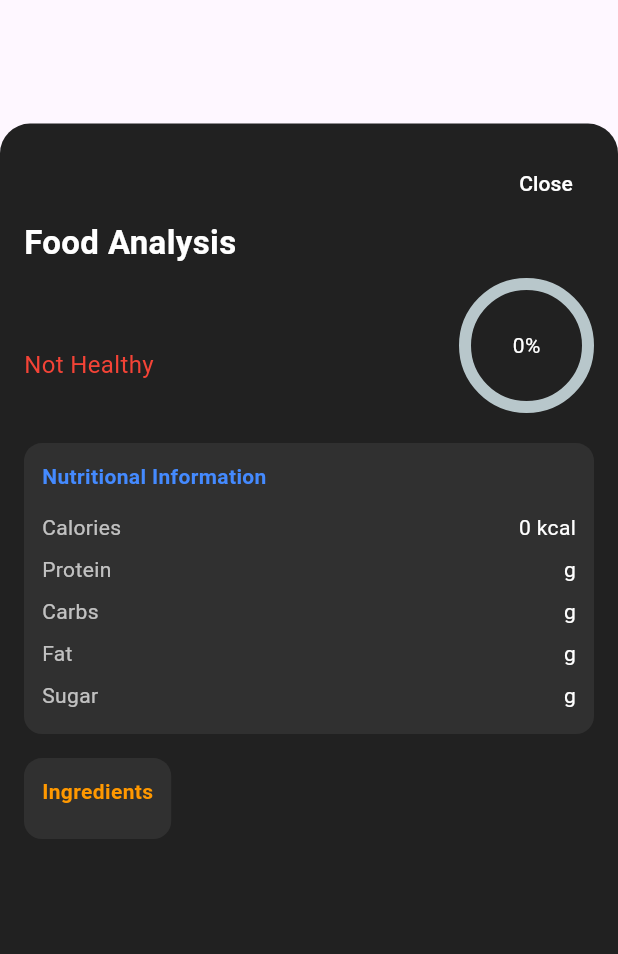
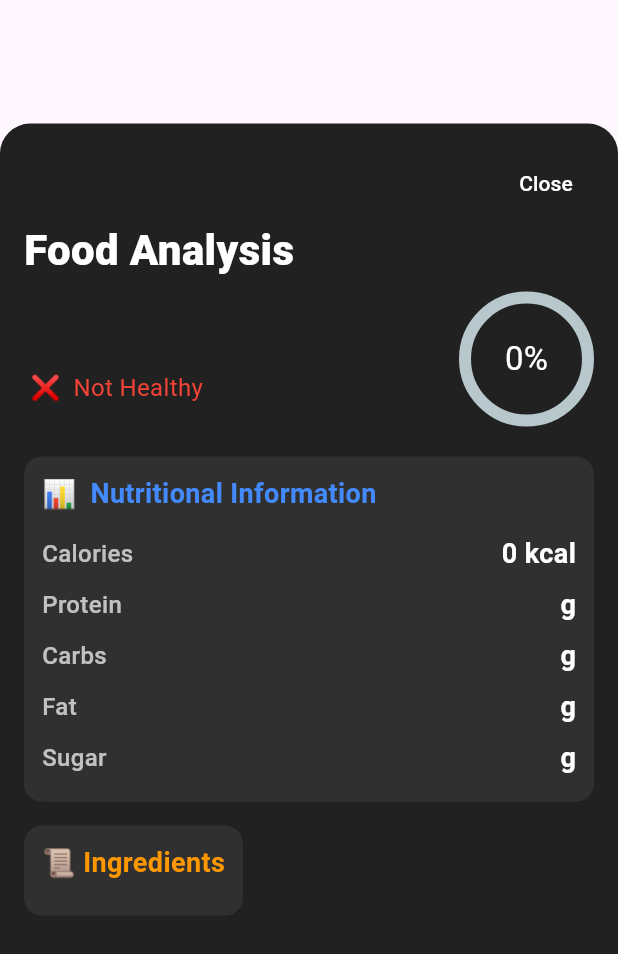
Before and after one commit to seifyaser/foodAnalysis, a Flutter app: what bottomSheetDetails() shows on an empty page, opened directly with empty values, on a phone screen of 412 x 824 dp. Shown: the top 954 px of the screen. Run offline on Flutter 3.47's test engine with Material 3 defaults, Android fonts, the phone set to English and light mode, and no system bars; drawn by our look-alikes of percent_indicator; our stand-ins replace bloc, dio, flutter_bloc, image_picker.

Commit message:
UI changes

```diff
--- a/lib/cubit/cubit/linking_ai_cuibit_cubit.dart
+++ b/lib/cubit/cubit/linking_ai_cuibit_cubit.dart
@@ -56,7 +56,9 @@ Respond ONLY with a valid JSON object (no extra text, no explanation). The objec
   "is_healthy": boolean    // true if the dish is generally considered healthy, false otherwise
 }
 For ingredients, provide only the names of the items (e.g. "olive oil", "onion") without quantities or measurements.
-If unsure, return your best guess.
+If unsure, return your best guess with no approximations.
+Give priority to Egyptian food when determining the name of the dish.
+If the name is big and has a lot of text, respond with the short name in the "name" field.
 If you see image not realted to food, respond with "not food" in the "name" field.
 Do NOT add any text before or after the JSON.
   ''');
--- a/lib/widgets/NutritionDataColumn.dart
+++ b/lib/widgets/NutritionDataColumn.dart
@@ -6,8 +6,9 @@ Widget nutritionDataColumn(Map<String, dynamic> nutritionData) => Column(
                         crossAxisAlignment: CrossAxisAlignment.start,
                         children: [
                           Text(
-                            "Nutritional Information",
+                            "📊  Nutritional Information",
                             style: TextStyle(
+                              fontSize: 18,
                               color: Colors.blueAccent,
                               fontWeight: FontWeight.bold,
                             ),
--- a/lib/widgets/bottomSheetDetails.dart
+++ b/lib/widgets/bottomSheetDetails.dart
@@ -35,8 +35,8 @@ Widget bottomSheetDetails(
               'Food Analysis',
               style: TextStyle(
                 color: Colors.white,
-                fontSize: 22,
-                fontWeight: FontWeight.bold,
+                fontSize: 28,
+                fontWeight: FontWeight.w800,
               ),
             ),
             SizedBox(height: 8),
@@ -67,8 +67,9 @@ Widget bottomSheetDetails(
                 crossAxisAlignment: CrossAxisAlignment.start,
                 children: [
                   Text(
-                    "Ingredients",
+                    "📜 Ingredients",
                     style: TextStyle(
+                      fontSize: 18,
                       color: Colors.orange,
                       fontWeight: FontWeight.bold,
                     ),
@@ -81,7 +82,7 @@ Widget bottomSheetDetails(
                         children: [
                           Icon(Icons.circle, size: 6, color: Colors.white70),
                           SizedBox(width: 6),
-                          Text(item, style: TextStyle(color: Colors.white70)),
+                          Text(item, style: TextStyle(color: Colors.white70, fontSize: 18, fontWeight: FontWeight.bold)),
                         ],
                       ),
                     ),
--- a/lib/widgets/infoRow.dart
+++ b/lib/widgets/infoRow.dart
@@ -7,8 +7,8 @@ Widget infoRow(String label, String value) {
       child: Row(
         mainAxisAlignment: MainAxisAlignment.spaceBetween,
         children: [
-          Text(label, style: TextStyle(color: Colors.white70)),
-          Text(value, style: TextStyle(color: Colors.white)),
+          Text(label, style: TextStyle(color: Colors.white70, fontWeight: FontWeight.w500, fontSize: 16)),
+          Text(value, style: TextStyle(color: Colors.white, fontWeight: FontWeight.bold, fontSize: 18)),
         ],
       ),
     );
--- a/lib/widgets/percentIndicator.dart
+++ b/lib/widgets/percentIndicator.dart
@@ -3,6 +3,7 @@ import 'package:flutter/widgets.dart';
 import 'package:percent_indicator/circular_percent_indicator.dart';
 
 Widget PercentIndicatorshow(dynamic nutritionData) =>         CircularPercentIndicator(
+  animation: true,
                           radius: 45.0,
                           lineWidth: 8.0,
                           percent: (nutritionData["health_score"] != null)
@@ -10,7 +11,7 @@ Widget PercentIndicatorshow(dynamic nutritionData) =>         CircularPercentInd
                               : 0,
                           center: Text(
                             "${nutritionData["health_score"]?.toString() ?? "N/A"}%",
-                            style: TextStyle(color: Colors.white),
+                            style: TextStyle(color: Colors.white, fontSize: 22),
                           ),
-                          progressColor: Colors.greenAccent,
+                          progressColor: const Color.fromARGB(255, 4, 202, 14),
                         );
--- a/lib/widgets/showFoodName.dart
+++ b/lib/widgets/showFoodName.dart
@@ -6,12 +6,14 @@ Widget ShowNameFood(dynamic nutritionData) =>   Column(
                   children: [
                     Text(
                       nutritionData["name"]?.toString() ?? "N/A",
-                      style: TextStyle(fontSize: 18, color: Colors.greenAccent),
+                      style: TextStyle(
+                          fontWeight: FontWeight.w700,
+                        fontSize: 26, color: const Color.fromARGB(255, 255, 255, 255)),
                     ),
                     Text(
                       (nutritionData["is_healthy"] == true)
-                          ? "Healthy"
-                          : "Not Healthy",
+                          ? " ✔️  Healthy"
+                          : " ❌  Not Healthy",
                       style: TextStyle(
                         color:
                             (nutritionData["is_healthy"] == true)
```
